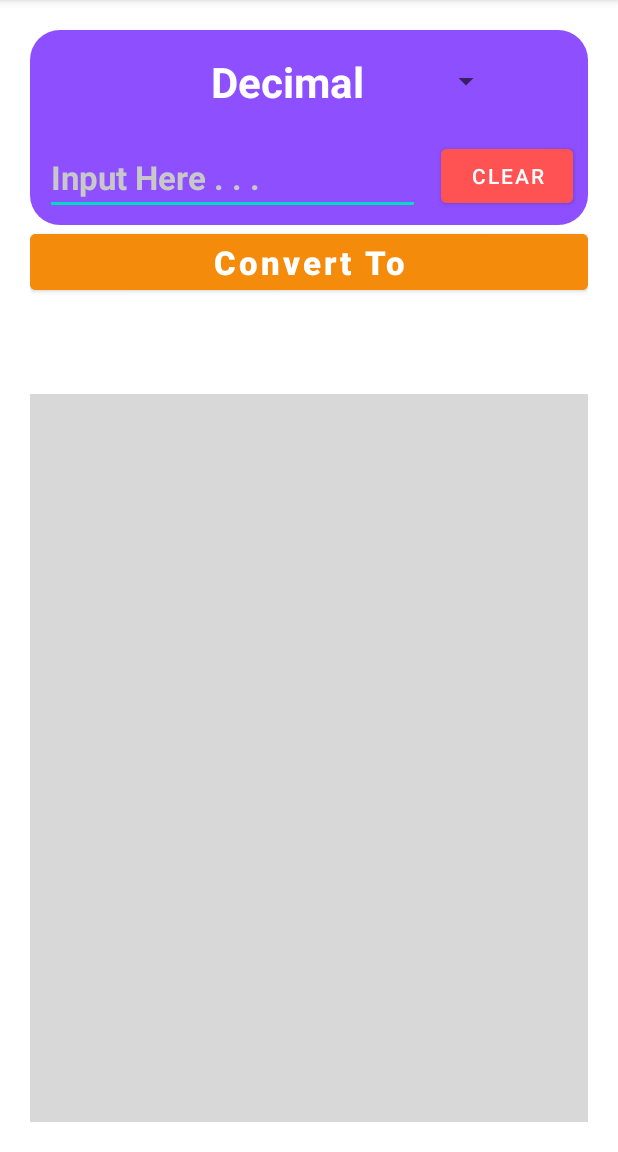
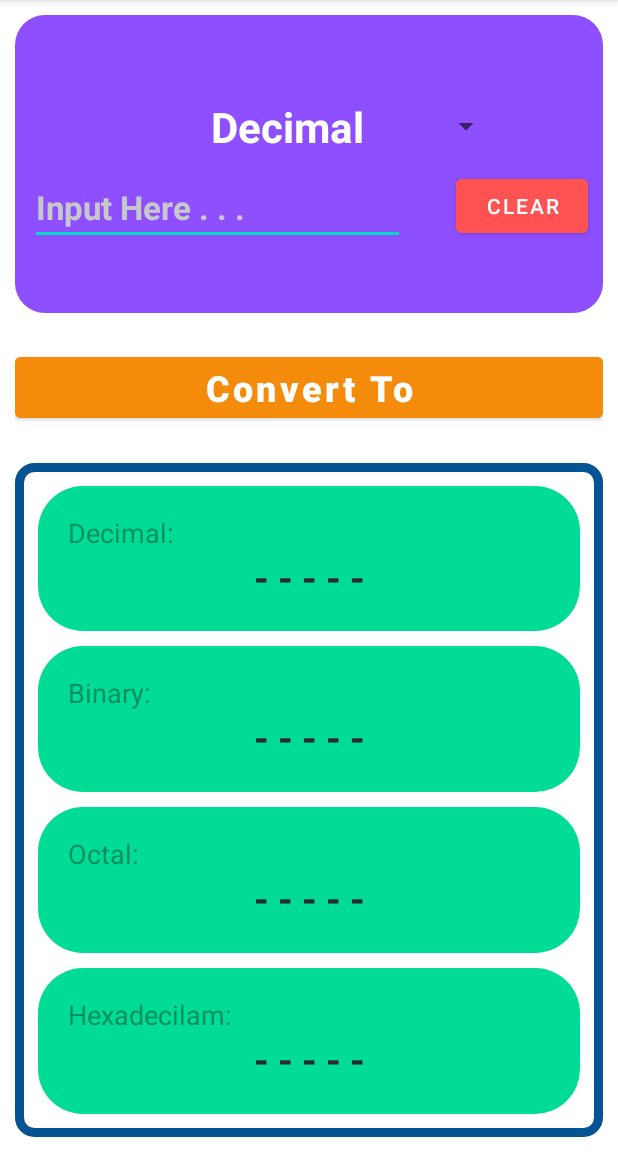
Before and after one commit to mithun1st/Number-System-apk, an Android app: the screen it shows after launch (MainActivity), on a phone screen of 412 x 824 dp, the part 84-1236 px from its top. Run offline under Robolectric (Android 15) with nearby library versions, the phone set to English and light mode, and no system bars.

Commit message:
UI of Output Display

```diff
--- /dev/null
+++ b/app/src/main/res/drawable/display.xml
@@ -0,0 +1,9 @@
+<?xml version="1.0" encoding="utf-8"?>
+<selector xmlns:android="http://schemas.android.com/apk/res/android">
+    <item>
+        <shape>
+            <solid android:color="#00DC96"/>
+            <corners android:radius="30dp"/>
+        </shape>
+    </item>
+</selector>
--- /dev/null
+++ b/app/src/main/res/drawable/display_layout.xml
@@ -0,0 +1,12 @@
+<?xml version="1.0" encoding="utf-8"?>
+<selector xmlns:android="http://schemas.android.com/apk/res/android">
+    <item>
+        <shape android:shape="rectangle">
+            <corners android:radius="10dp"/>
+
+            <stroke android:color="@color/displayLayout"
+                android:width="6dp"/>
+
+        </shape>
+    </item>
+</selector>
--- a/app/src/main/res/layout/activity_main.xml
+++ b/app/src/main/res/layout/activity_main.xml
@@ -5,30 +5,33 @@
     android:layout_width="match_parent"
     android:layout_height="match_parent"
     android:orientation="vertical"
-    android:padding="20dp"
-    android:weightSum="3"
+    android:padding="10dp"
+    android:weightSum="5"
     tools:context=".MainActivity">
 
 
 
     <LinearLayout
         android:orientation="vertical"
-        android:layout_weight="1"
+        android:layout_weight="2"
+        android:weightSum="3"
         android:layout_width="match_parent"
         android:layout_height="0dp">
+
         <LinearLayout
             android:background="@drawable/spinner_inpupt"
             android:orientation="vertical"
+            android:layout_weight="2"
+            android:gravity="center"
             android:layout_width="match_parent"
-            android:layout_height="130dp">
+            android:layout_height="0dp">
 
             <Spinner
                 android:id="@+id/sp"
-                android:layout_marginTop="15dp"
+                android:layout_marginTop="10dp"
                 android:layout_marginLeft="10dp"
                 android:popupBackground="#DFDFDF"
-                android:layout_marginBottom="20dp"
-                android:layout_gravity="center"
+                android:layout_marginBottom="10dp"
                 android:layout_width="wrap_content"
                 android:layout_height="wrap_content"/>
 
@@ -60,23 +63,152 @@
             </RelativeLayout>
         </LinearLayout>
 
+        <RelativeLayout
+            android:layout_width="match_parent"
+            android:layout_height="0dp"
+            android:layout_weight="1">
+
             <Button
                 android:id="@+id/convertButton"
                 android:text="Convert To"
-            android:textSize="22dp"
+                android:textSize="24dp"
+                android:layout_centerInParent="true"
                 android:textStyle="bold"
+                android:layout_marginBottom="20dp"
                 android:textAllCaps="false"
                 android:backgroundTint="#F48B0A"
                 android:layout_width="match_parent"
                 android:layout_height="wrap_content"/>
+
+        </RelativeLayout>
+    </LinearLayout>
+
+
+
+
+<!--Output Display-->
+    <LinearLayout
+        android:orientation="vertical"
+        android:layout_weight="3"
+        android:weightSum="4"
+        android:padding="15dp"
+        android:background="@drawable/display_layout"
+        android:layout_width="match_parent"
+        android:layout_height="0dp">
+
+        <LinearLayout
+            android:gravity="center_vertical"
+            android:orientation="vertical"
+            android:layout_weight="1"
+            android:background="@drawable/display"
+            android:layout_marginBottom="10dp"
+            android:layout_width="match_parent"
+            android:layout_height="0dp">
+
+            <TextView
+                android:text="Decimal:"
+                android:textSize="18sp"
+                android:layout_marginLeft="20dp"
+                android:textColor="@color/displayTitle"
+                android:layout_width="wrap_content"
+                android:layout_height="wrap_content"/>
+            <TextView
+                android:id="@+id/decimalDisplay"
+                android:text="- - - - -"
+                android:textStyle="bold"
+                android:textSize="25sp"
+                android:textColor="#2B2B2B"
+                android:gravity="center"
+                android:layout_width="match_parent"
+                android:layout_height="wrap_content"/>
+
         </LinearLayout>
 
         <LinearLayout
+            android:gravity="center_vertical"
             android:orientation="vertical"
-        android:layout_weight="2"
+            android:layout_weight="1"
+            android:layout_marginBottom="10dp"
+            android:background="@drawable/display"
             android:layout_width="match_parent"
-        android:background="#D8D8D8"
             android:layout_height="0dp">
+
+            <TextView
+                android:text="Binary:"
+                android:textSize="18sp"
+                android:layout_marginLeft="20dp"
+                android:textColor="@color/displayTitle"
+                android:layout_width="wrap_content"
+                android:layout_height="wrap_content"/>
+            <TextView
+                android:id="@+id/binDisplay"
+                android:text="- - - - -"
+                android:textStyle="bold"
+                android:textSize="25sp"
+                android:textColor="#2B2B2B"
+                android:gravity="center"
+                android:layout_width="match_parent"
+                android:layout_height="wrap_content"/>
+
+        </LinearLayout>
+
+        <LinearLayout
+            android:gravity="center_vertical"
+            android:orientation="vertical"
+            android:layout_weight="1"
+            android:background="@drawable/display"
+            android:layout_marginBottom="10dp"
+            android:layout_width="match_parent"
+            android:layout_height="0dp">
+
+            <TextView
+                android:text="Octal:"
+                android:textSize="18sp"
+                android:layout_marginLeft="20dp"
+                android:textColor="@color/displayTitle"
+                android:layout_width="wrap_content"
+                android:layout_height="wrap_content"/>
+            <TextView
+                android:id="@+id/octalDisplay"
+                android:text="- - - - -"
+                android:textStyle="bold"
+                android:textSize="25sp"
+                android:textColor="#2B2B2B"
+                android:gravity="center"
+                android:layout_width="match_parent"
+                android:layout_height="wrap_content"/>
+
+        </LinearLayout>
+
+        <LinearLayout
+            android:gravity="center_vertical"
+            android:orientation="vertical"
+            android:layout_weight="1"
+            android:background="@drawable/display"
+            android:layout_width="match_parent"
+            android:layout_height="0dp">
+
+            <TextView
+                android:text="Hexadecilam:"
+                android:textSize="18sp"
+                android:layout_marginLeft="20dp"
+                android:textColor="@color/displayTitle"
+                android:layout_width="wrap_content"
+                android:layout_height="wrap_content"/>
+            <TextView
+                android:id="@+id/hexaDisplay"
+                android:text="- - - - -"
+                android:textStyle="bold"
+                android:textSize="25sp"
+                android:textColor="#2B2B2B"
+                android:gravity="center"
+                android:layout_width="match_parent"
+                android:layout_height="wrap_content"/>
+
+        </LinearLayout>
+
+
+
 
     </LinearLayout>
 
--- a/app/src/main/res/values/colors.xml
+++ b/app/src/main/res/values/colors.xml
@@ -7,4 +7,7 @@
     <color name="teal_700">#FF018786</color>
     <color name="black">#FF000000</color>
     <color name="white">#FFFFFFFF</color>
+
+    <color name="displayTitle">#008F62</color>
+    <color name="displayLayout">#045493</color>
 </resources>
```
Lines whose indentation alone changed are shown as unchanged.
